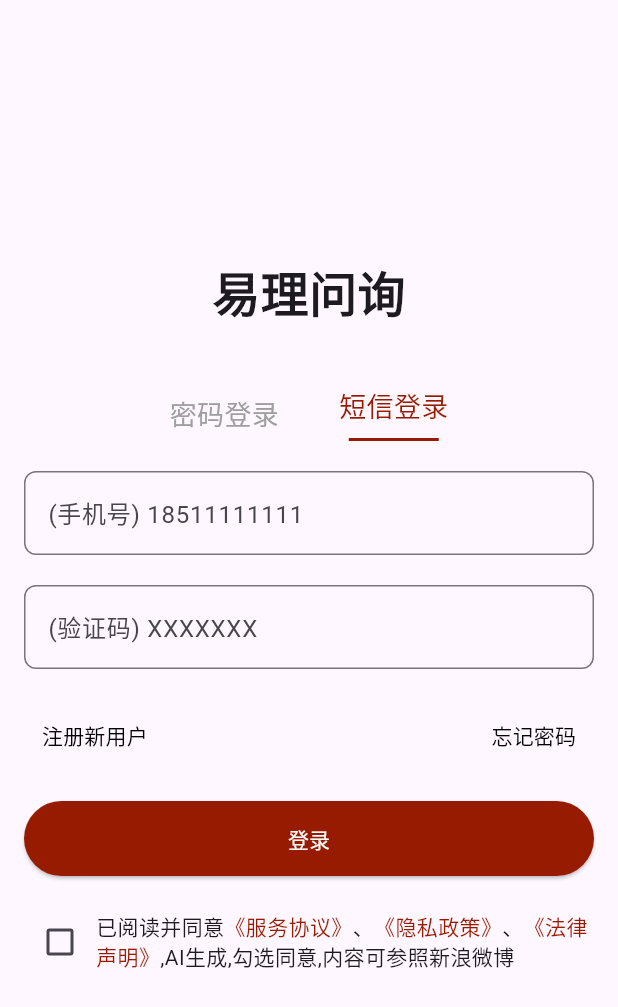
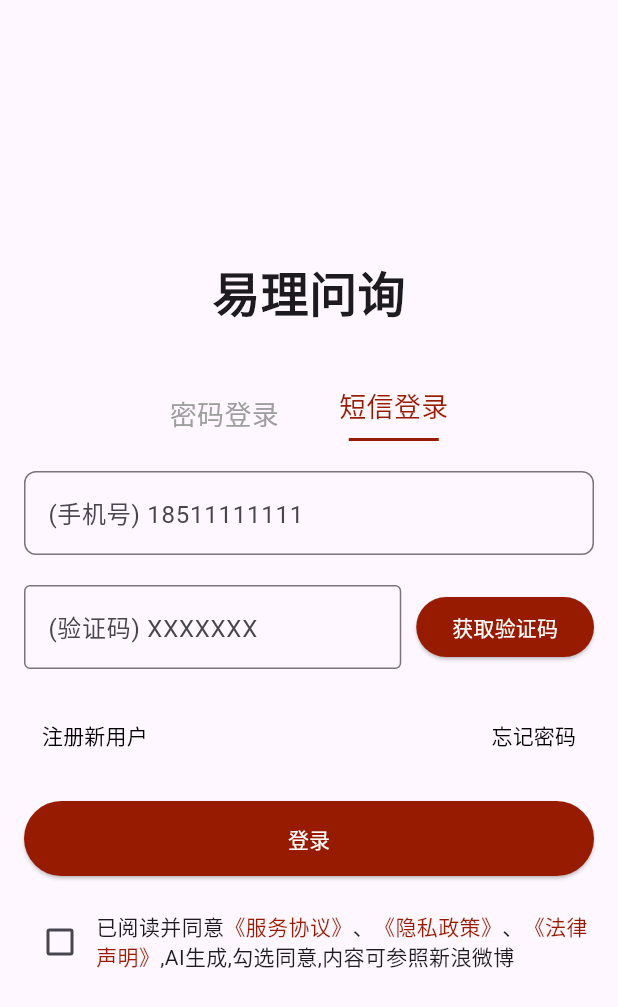
Before and after one commit to wstszx/zhouyi_flutter, a Flutter app: the screen it shows after launch, after a tap on "短信登录", on a phone screen of 412 x 824 dp. Shown: the top 1007 px of the screen. Run offline on Flutter 3.47's test engine with Material 3 defaults, Android fonts, the light colour scheme and no system bars; our stand-ins replace flutter_svg; Roboto replaces fonts that are missing (PingFang SC).

Commit message:
feat: 添加验证码输入框和获取验证码按钮到登录页面

```diff
--- a/lib/screens/login_screen.dart
+++ b/lib/screens/login_screen.dart
@@ -104,14 +104,27 @@ class _LoginScreenState extends State<LoginScreen> {
                 ),
               )
             else
-              TextField(
-                decoration: InputDecoration(
-                  labelText: '(验证码) XXXXXXX',
-                  border: OutlineInputBorder(
-                    borderRadius: BorderRadius.circular(8.0),
-                  ),
-                ),
-              ),
+             Row(
+               children: [
+                 const Expanded(
+                   child: TextField(
+                     decoration: InputDecoration(
+                       labelText: '(验证码) XXXXXXX',
+                       border: OutlineInputBorder(),
+                     ),
+                   ),
+                 ),
+                 const SizedBox(width: 10),
+                 ElevatedButton(
+                   onPressed: () {},
+                   style: ElevatedButton.styleFrom(
+                     backgroundColor: const Color(0xFF971B00),
+                   ),
+                   child: const Text('获取验证码',
+                       style: TextStyle(color: Colors.white)),
+                 ),
+               ],
+             ),
             const SizedBox(height: 20),
             Row(
               mainAxisAlignment: MainAxisAlignment.spaceBetween,
```
